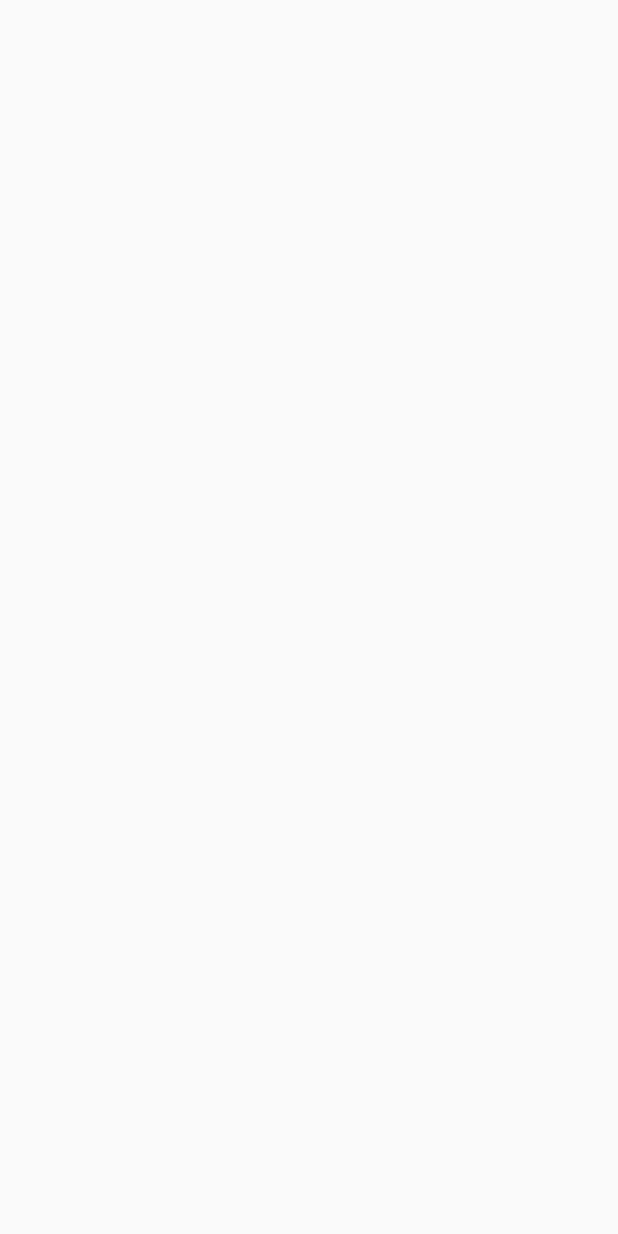
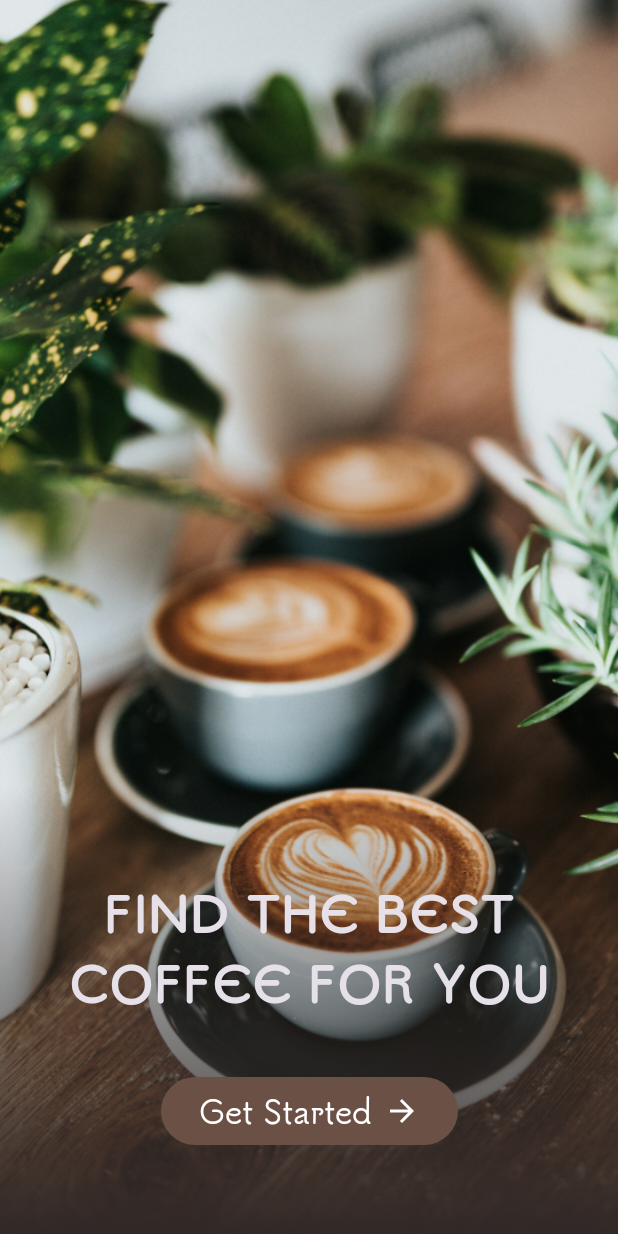
Before and after one commit to saurabhm13/Cup-N-Joy, an Android app built with Jetpack Compose: the screen it shows after launch (MainActivity), on a phone screen of 412 x 824 dp. Before the commit the screen is empty. Run offline under Robolectric (Android 15) with nearby library versions, the phone set to English and light mode, and no system bars.

Commit message:
Onboarding screen done

```diff
--- a/app/src/main/AndroidManifest.xml
+++ b/app/src/main/AndroidManifest.xml
@@ -1,6 +1,8 @@
 <?xml version="1.0" encoding="utf-8"?>
 <manifest xmlns:android="http://schemas.android.com/apk/res/android"
     xmlns:tools="http://schemas.android.com/tools">
+
+    <uses-permission android:name="android.permission.INTERNET"/>
 
     <application
         android:allowBackup="true"
--- a/app/src/main/java/com/example/cupnjoy/MainActivity.kt
+++ b/app/src/main/java/com/example/cupnjoy/MainActivity.kt
@@ -10,14 +10,17 @@ import androidx.compose.material3.Text
 import androidx.compose.runtime.Composable
 import androidx.compose.ui.Modifier
 import androidx.compose.ui.tooling.preview.Preview
+import androidx.core.view.WindowCompat
+import com.example.cupnjoy.presentation.screens.OnboardingScreen
 import com.example.cupnjoy.ui.theme.CupJoyTheme
 
 class MainActivity : ComponentActivity() {
     override fun onCreate(savedInstanceState: Bundle?) {
         super.onCreate(savedInstanceState)
+        WindowCompat.setDecorFitsSystemWindows(window, false)
         setContent {
             CupJoyTheme {
-
+                OnboardingScreen()
             }
         }
     }
--- /dev/null
+++ b/app/src/main/java/com/example/cupnjoy/presentation/screens/OnboardingScreen.kt
@@ -0,0 +1,116 @@
+package com.example.cupnjoy.presentation.screens
+
+import androidx.compose.foundation.Image
+import androidx.compose.foundation.background
+import androidx.compose.foundation.layout.Box
+import androidx.compose.foundation.layout.Column
+import androidx.compose.foundation.layout.Row
+import androidx.compose.foundation.layout.Spacer
+import androidx.compose.foundation.layout.WindowInsets
+import androidx.compose.foundation.layout.fillMaxSize
+import androidx.compose.foundation.layout.fillMaxWidth
+import androidx.compose.foundation.layout.height
+import androidx.compose.foundation.layout.navigationBars
+import androidx.compose.foundation.layout.padding
+import androidx.compose.foundation.layout.width
+import androidx.compose.foundation.shape.RoundedCornerShape
+import androidx.compose.foundation.verticalScroll
+import androidx.compose.material3.Icon
+import androidx.compose.material3.MaterialTheme
+import androidx.compose.material3.Scaffold
+import androidx.compose.material3.Surface
+import androidx.compose.material3.Text
+import androidx.compose.runtime.Composable
+import androidx.compose.ui.Alignment
+import androidx.compose.ui.Modifier
+import androidx.compose.ui.graphics.Brush
+import androidx.compose.ui.graphics.Color
+import androidx.compose.ui.layout.ContentScale
+import androidx.compose.ui.res.painterResource
+import androidx.compose.ui.res.stringResource
+import androidx.compose.ui.text.style.TextAlign
+import androidx.compose.ui.tooling.preview.Preview
+import androidx.compose.ui.unit.dp
+import com.example.cupnjoy.R
+
+@Composable
+fun OnboardingScreen() {
+    Scaffold(
+        contentWindowInsets = WindowInsets.navigationBars,
+    ) { innerPadding ->
+        Box(
+            modifier = Modifier
+                .fillMaxSize()
+                .padding(innerPadding)
+        ) {
+            Image(
+                modifier = Modifier.fillMaxSize(),
+                painter = painterResource(id = R.drawable.img7),
+                contentDescription = "Background Image",
+                contentScale = ContentScale.Crop
+            )
+
+            Box(
+                modifier = Modifier
+                    .fillMaxWidth()
+                    .height(300.dp)
+                    .align(Alignment.BottomCenter)
+                    .background(
+                        brush = Brush.verticalGradient(
+                            colors = listOf(
+                                Color.Transparent,
+                                MaterialTheme.colorScheme.background
+                            )
+                        )
+                    )
+            ) {
+
+                Column (
+                    modifier = Modifier.align(Alignment.Center),
+                    horizontalAlignment = Alignment.CenterHorizontally
+                ){
+                    Text(
+                        text = stringResource(id = R.string.onboarding_desc),
+                        style = MaterialTheme.typography.headlineLarge,
+                        textAlign = TextAlign.Center
+                    )
+
+                    Spacer(modifier = Modifier.height(40.dp))
+
+                    Surface (
+                        modifier = Modifier,
+                        shape = RoundedCornerShape(30.dp),
+                        color = MaterialTheme.colorScheme.primary
+                    ) {
+
+                        Row (
+                            modifier = Modifier.padding(horizontal = 25.dp, vertical = 8.dp),
+                            verticalAlignment = Alignment.CenterVertically
+                        ) {
+                            Text(
+                                text = stringResource(id = R.string.get_started),
+                                style = MaterialTheme.typography.titleLarge.copy(color = MaterialTheme.colorScheme.onPrimary)
+                            )
+                            Spacer(modifier = Modifier.width(8.dp))
+                            Icon(
+                                painter = painterResource(id = R.drawable.arrow_right),
+                                contentDescription = stringResource(
+                                    id = R.string.get_started
+                                ),
+                                tint = MaterialTheme.colorScheme.onPrimary
+                            )
+                        }
+
+                    }
+                }
+
+            }
+        }
+    }
+}
+
+@Preview
+@Composable
+fun OnboardingScreenPreview() {
+    OnboardingScreen()
+}
--- a/app/src/main/java/com/example/cupnjoy/ui/theme/Theme.kt
+++ b/app/src/main/java/com/example/cupnjoy/ui/theme/Theme.kt
@@ -54,8 +54,8 @@ fun CupJoyTheme(
     if (!view.isInEditMode) {
         SideEffect {
             val window = (view.context as Activity).window
-            window.statusBarColor = colorScheme.background.toArgb()
-            window.navigationBarColor = colorScheme.background.toArgb()
+            window.statusBarColor = Color.Transparent.toArgb()
+            window.navigationBarColor = Color.Transparent.toArgb()
             WindowCompat.getInsetsController(window, view).isAppearanceLightStatusBars = false
         }
     }
--- a/app/src/main/java/com/example/cupnjoy/ui/theme/Type.kt
+++ b/app/src/main/java/com/example/cupnjoy/ui/theme/Type.kt
@@ -25,7 +25,7 @@ val Typography = Typography(
 
     titleLarge = TextStyle(
         fontFamily = tsukimiRounded,
-        fontWeight = FontWeight.Bold,
+        fontWeight = FontWeight.Medium,
         fontSize = 20.sp
     ),
 
--- /dev/null
+++ b/app/src/main/res/drawable/arrow_right.xml
@@ -0,0 +1,5 @@
+<vector android:autoMirrored="true" android:height="24dp"
+    android:tint="#000000" android:viewportHeight="24"
+    android:viewportWidth="24" android:width="24dp" xmlns:android="http://schemas.android.com/apk/res/android">
+    <path android:fillColor="@android:color/white" android:pathData="M12,4l-1.41,1.41L16.17,11H4v2h12.17l-5.58,5.59L12,20l8,-8z"/>
+</vector>
--- a/app/src/main/res/values/strings.xml
+++ b/app/src/main/res/values/strings.xml
@@ -1,3 +1,6 @@
 <resources>
     <string name="app_name">Cup &amp; Joy</string>
+
+    <string name="onboarding_desc">FIND THE BEST COFFEE FOR YOU</string>
+    <string name="get_started">Get Started</string>
 </resources>
```
